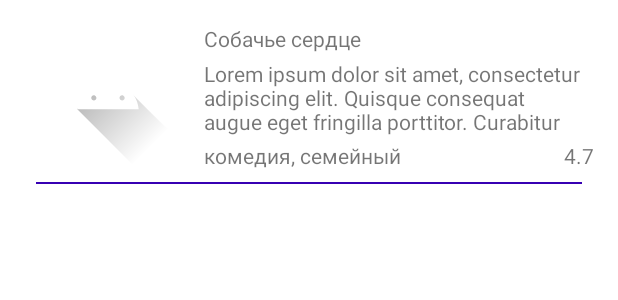
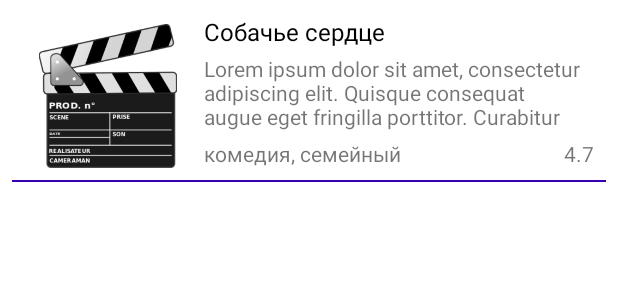
Before and after one commit to tosh17/CinemaForFriend, an Android app: the layout search_cinema_list_item.xml on its own in the app's theme, with its tools: preview values and no code run, on a phone screen of 412 x 824 dp. Shown: the top 300 px of the screen. Run offline under Robolectric (Android 15) with nearby library versions, the phone set to English and light mode, and no system bars.

Commit message:
add search api

```diff
--- a/app/src/main/java/ru/thstrio/cinemaforfriend/ui/cinema/searchkist/SearchCinemaListAdapter.kt
+++ b/app/src/main/java/ru/thstrio/cinemaforfriend/ui/cinema/searchkist/SearchCinemaListAdapter.kt
@@ -30,7 +30,7 @@ class SearchCinemaListAdapter(diffCallback: DiffUtil.ItemCallback<CinemaPojo>) :
                     setLogoError()
                 }
                 setDescription(item.overview)
-                setRate("${item.voteCount}\\${item.voteAverage}")
+                setRate("${item.voteAverage}/${item.voteCount}")
             }
         }
 
--- a/app/src/main/res/layout/search_cinema_list_item.xml
+++ b/app/src/main/res/layout/search_cinema_list_item.xml
@@ -13,7 +13,7 @@
         android:layout_marginStart="8dp"
         android:layout_marginTop="8dp"
         android:layout_marginEnd="8dp"
-        android:elevation="7dp">
+        android:elevation="1dp">
 
         <ImageView
             android:id="@+id/search_cinema_item_logo"
@@ -23,15 +23,17 @@
             android:layout_marginTop="8dp"
             app:layout_constraintStart_toStartOf="parent"
             app:layout_constraintTop_toTopOf="parent"
-            app:srcCompat="@drawable/ic_launcher_foreground" />
+            app:srcCompat="@drawable/holder_cinema" />
 
         <TextView
             android:id="@+id/search_cinema_item_title"
             android:layout_width="0dp"
             android:layout_height="wrap_content"
             android:layout_marginStart="16dp"
-            android:layout_marginTop="8dp"
+            android:layout_marginTop="2dp"
             android:layout_marginEnd="8dp"
+            android:textColor="@android:color/black"
+            android:textSize="16sp"
             app:layout_constraintEnd_toEndOf="parent"
             app:layout_constraintStart_toEndOf="@+id/search_cinema_item_logo"
             app:layout_constraintTop_toTopOf="parent"
@@ -76,9 +78,7 @@
             android:id="@+id/search_cinema_item_separator"
             android:layout_width="0dp"
             android:layout_height="1dp"
-            android:layout_marginStart="16dp"
             android:layout_marginTop="8dp"
-            android:layout_marginEnd="16dp"
             app:layout_constraintEnd_toEndOf="parent"
             app:layout_constraintStart_toStartOf="parent"
             app:layout_constraintTop_toBottomOf="@+id/search_cinema_item_ganr"
```
